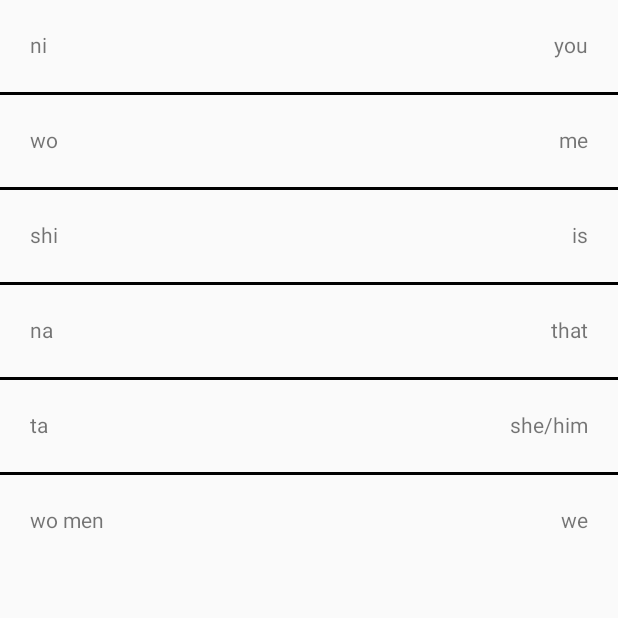
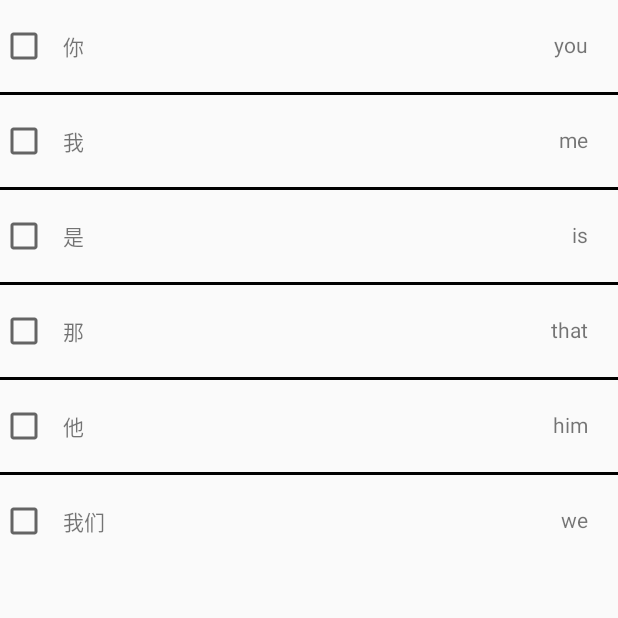
Before and after one commit to MarcusYim/FunFunApp, an Android app: the WordChecklist screen opened directly, with no data from a screen before it, on a phone screen of 412 x 824 dp, the top half of it. Run offline under Robolectric (Android 15) with nearby library versions, the phone set to English and light mode, and no system bars.

Commit message:
Aligned checkboxes with words

```diff
--- a/app/src/main/java/com/marcus/funfunapp/WordChecklist.java
+++ b/app/src/main/java/com/marcus/funfunapp/WordChecklist.java
@@ -14,8 +14,10 @@ import java.util.Arrays;
 public class WordChecklist extends AppCompatActivity
 {
     ListView simpleListView;
-    String[] wordArr = new String[] {"ni", "wo", "shi", "na", "ta", "wo men"};
-    String[] defArr = new String[] {"you", "me", "is", "that", "she/him", "we"};
+    String[] wordArr = new String[] {"你", "我", "是", "那", "他", "我们"};
+    String[] defArr = new String[] {"you", "me", "is", "that", "him", "we"};
+
+    WordsAdapter wordsAdapter;
 
     //defining page to display on
     ListView simpleList;
@@ -36,7 +38,7 @@ public class WordChecklist extends AppCompatActivity
         simpleList = (ListView) findViewById(R.id.simpleListView);
 
         //create and set custom adapter
-        WordsAdapter wordsAdapter = new WordsAdapter(this, R.layout.item_view, wordList, defList);
+        wordsAdapter = new WordsAdapter(this, R.layout.item_view, wordList, defList);
         simpleList.setAdapter(wordsAdapter);
     }
 
@@ -44,9 +46,6 @@ public class WordChecklist extends AppCompatActivity
     @Override
     public void onBackPressed()
     {
-        Intent a = new Intent(Intent.ACTION_MAIN);
-        a.addCategory(Intent.CATEGORY_HOME);
-        a.setFlags(Intent.FLAG_ACTIVITY_NEW_TASK);
-        startActivity(a);
+
     }
 }
--- a/app/src/main/java/com/marcus/funfunapp/WordsAdapter.java
+++ b/app/src/main/java/com/marcus/funfunapp/WordsAdapter.java
@@ -6,6 +6,8 @@ import android.view.LayoutInflater;
 import android.view.View;
 import android.view.ViewGroup;
 import android.widget.ArrayAdapter;
+import android.widget.CheckBox;
+import android.widget.CompoundButton;
 import android.widget.ImageView;
 import android.widget.TextView;
 
@@ -17,6 +19,7 @@ public class WordsAdapter extends ArrayAdapter<String>
 {
     List<String> wordList = new ArrayList<>();
     List<String> defList = new ArrayList<>();
+    private boolean[] checkedHolder;
 
     public WordsAdapter(Context context, int textViewResourceId, List<String> wordObjects, List<String> defObjects)
     {
@@ -24,6 +27,8 @@ public class WordsAdapter extends ArrayAdapter<String>
 
         wordList = wordObjects;
         defList = defObjects;
+
+        createCheckedHolder();
     }
 
     @Override
@@ -47,6 +52,23 @@ public class WordsAdapter extends ArrayAdapter<String>
         TextView defView = (TextView) v.findViewById(R.id.defView);
         defView.setText(defList.get(position));
 
+        CheckBox checkBox = (CheckBox) v.findViewById(R.id.checkBox);
+        checkBox.setChecked(checkedHolder[position]);
+
+        checkBox.setOnCheckedChangeListener(new CompoundButton.OnCheckedChangeListener()
+        {
+            @Override
+            public void onCheckedChanged(CompoundButton buttonView, boolean isChecked)
+            {
+                checkedHolder[position] = isChecked;
+            }
+        });
+
         return v;
     }
+
+    private void createCheckedHolder()
+    {
+        checkedHolder = new boolean[getCount()];
+    }
 }
--- a/app/src/main/res/layout/item_view.xml
+++ b/app/src/main/res/layout/item_view.xml
@@ -12,15 +12,14 @@
         android:layout_width="0dp"
         android:layout_height="41dp"
         android:layout_gravity="center"
-        android:layout_marginStart="20dp"
-        android:layout_marginLeft="20dp"
+        android:layout_marginStart="10dp"
+        android:layout_marginLeft="10dp"
         android:layout_marginTop="20dp"
         android:layout_marginEnd="20dp"
         android:layout_marginRight="20dp"
         app:layout_constraintBottom_toBottomOf="parent"
         app:layout_constraintEnd_toStartOf="@+id/defView"
-        app:layout_constraintHorizontal_bias="0.0"
-        app:layout_constraintStart_toStartOf="parent"
+        app:layout_constraintStart_toEndOf="@+id/checkBox"
         app:layout_constraintTop_toTopOf="parent"
         app:layout_constraintVertical_bias="0.0" />
 
@@ -31,10 +30,20 @@
         android:layout_marginTop="20dp"
         android:layout_marginEnd="20dp"
         android:layout_marginRight="20dp"
-        android:text="test"
         app:layout_constraintBottom_toBottomOf="parent"
         app:layout_constraintEnd_toEndOf="parent"
         app:layout_constraintTop_toTopOf="parent"
         app:layout_constraintVertical_bias="0.0" />
 
+    <CheckBox
+        android:id="@+id/checkBox"
+        android:layout_width="wrap_content"
+        android:layout_height="41dp"
+        android:layout_marginTop="10dp"
+        android:checked="false"
+        app:layout_constraintBottom_toBottomOf="parent"
+        app:layout_constraintStart_toStartOf="parent"
+        app:layout_constraintTop_toTopOf="parent"
+        app:layout_constraintVertical_bias="0.0" />
+
 </androidx.constraintlayout.widget.ConstraintLayout>
--- a/build.gradle
+++ b/build.gradle
@@ -6,7 +6,7 @@ buildscript {
         mavenCentral()
     }
     dependencies {
-        classpath "com.android.tools.build:gradle:4.2.2"
+        classpath 'com.android.tools.build:gradle:7.0.0'
         classpath "org.jetbrains.kotlin:kotlin-gradle-plugin:$kotlin_version"
 
         // NOTE: Do not place your application dependencies here; they belong
```
Also changed, not shown: app/src/main/java/com/marcus/funfunapp/MainActivity.java (+7 -2 lines), gradle/wrapper/gradle-wrapper.properties.
